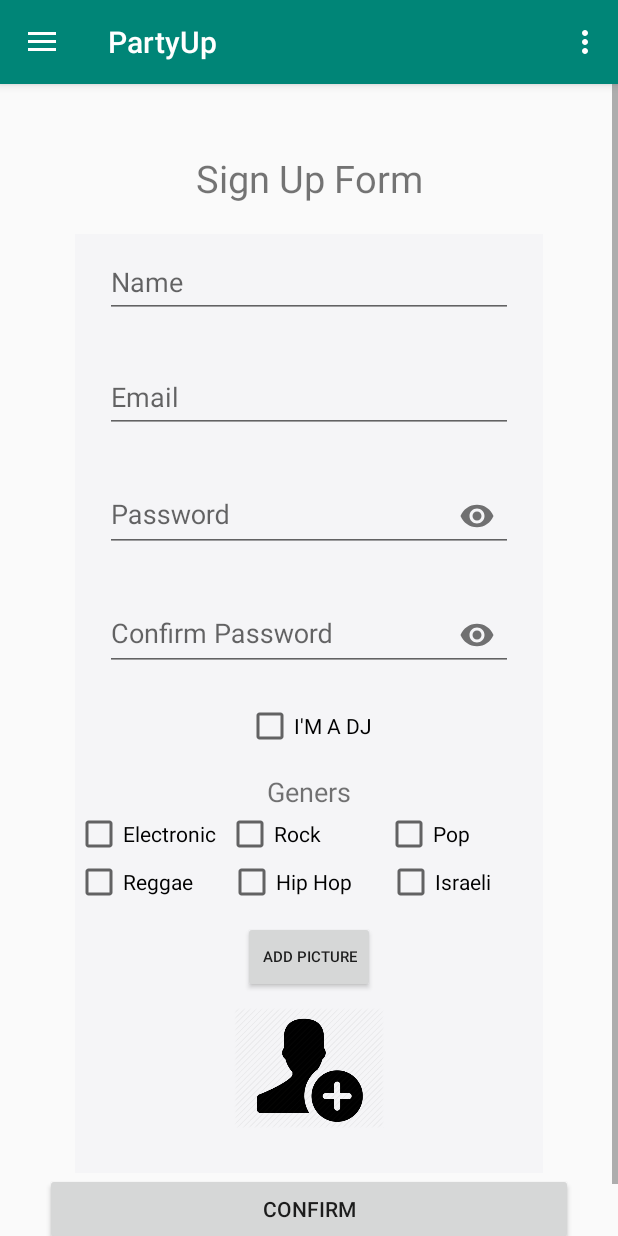
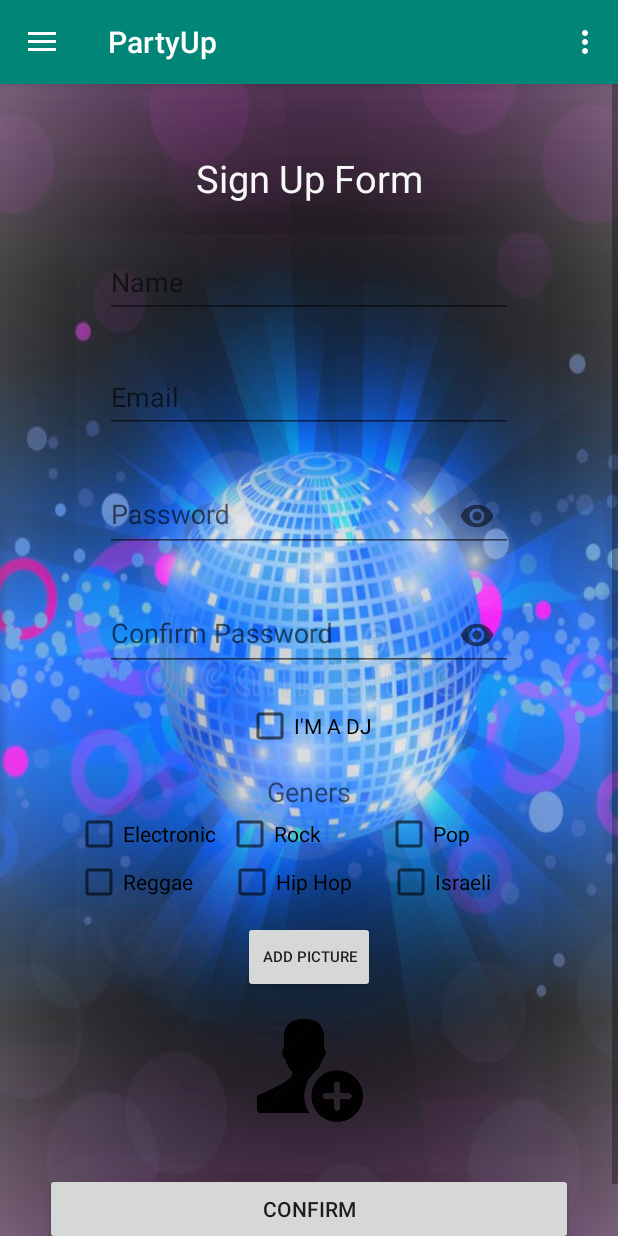
Before and after one commit to gilmau/DJCalendar, an Android app: the screen it shows after launch (MainActivity), after a tap on "SIGN UP", on a phone screen of 412 x 824 dp. Run offline under Robolectric (Android 15) with nearby library versions, the phone set to English and light mode, and no system bars; our stand-ins replace Firebase (no records; nobody signed in at launch, a user with empty details on screens opened directly), Picasso.

Commit message:
whole lot of things 10.8.19

```diff
--- a/app/build.gradle
+++ b/app/build.gradle
@@ -38,5 +38,6 @@ dependencies {
     api 'com.theartofdev.edmodo:android-image-cropper:2.6.+'
     implementation 'com.android.volley:volley:1.1.1'
     implementation 'com.github.bumptech.glide:glide:4.9.0'
+    implementation 'org.jetbrains:annotations-java5:15.0'
 
 }
--- a/app/src/main/java/com/gilortal/djcalendar/Consts.java
+++ b/app/src/main/java/com/gilortal/djcalendar/Consts.java
@@ -8,6 +8,7 @@ public class Consts {
     public static final int DJ_PROFILE_FRAG = 2;
     public static final int USER_PROFILE_FRAG = 3;
     public static final int EVENT_FRAG = 4;
+    public static final int DJ_LIST_FRAG = 5;
 
     /*****ARGS FOR HASH******/
     public static final String ARG_DJ_ID = "ARG_DJ_ID";
--- /dev/null
+++ b/app/src/main/res/drawable/ic_djlist.xml
@@ -0,0 +1,9 @@
+<vector xmlns:android="http://schemas.android.com/apk/res/android"
+        android:width="24dp"
+        android:height="24dp"
+        android:viewportWidth="24.0"
+        android:viewportHeight="24.0">
+    <path
+        android:fillColor="#FF000000"
+        android:pathData="M16,11c1.66,0 2.99,-1.34 2.99,-3S17.66,5 16,5c-1.66,0 -3,1.34 -3,3s1.34,3 3,3zM8,11c1.66,0 2.99,-1.34 2.99,-3S9.66,5 8,5C6.34,5 5,6.34 5,8s1.34,3 3,3zM8,13c-2.33,0 -7,1.17 -7,3.5L1,19h14v-2.5c0,-2.33 -4.67,-3.5 -7,-3.5zM16,13c-0.29,0 -0.62,0.02 -0.97,0.05 1.16,0.84 1.97,1.97 1.97,3.45L17,19h6v-2.5c0,-2.33 -4.67,-3.5 -7,-3.5z"/>
+</vector>
--- a/app/src/main/res/layout/fragment_signupform.xml
+++ b/app/src/main/res/layout/fragment_signupform.xml
@@ -3,6 +3,7 @@
     xmlns:tools="http://schemas.android.com/tools"
     android:layout_width="match_parent"
     android:layout_height="match_parent"
+    android:background="@drawable/signup_background"
     xmlns:app="http://schemas.android.com/apk/res-auto"
     android:orientation="vertical"
     >
@@ -21,6 +22,7 @@
             android:text="Sign Up Form"
             android:layout_marginTop="15dp"
             android:textAlignment="center"
+            android:textColor="@color/profileAccentColor"
             android:textSize="25sp" />
 
         <LinearLayout
@@ -45,6 +47,7 @@
                     android:hint="@string/name_const"
                     android:text=""
                     android:inputType="textEmailAddress"
+                    android:textColor="@color/profileAccentColor"
                     android:id="@+id/name_sign_up_form_ID"
                     />
 
@@ -61,6 +64,7 @@
                     android:layout_height="wrap_content"
                     android:hint="@string/email_const"
                     android:text=""
+                    android:textColor="@color/profileAccentColor"
                     android:inputType="textEmailAddress"
                     android:id="@+id/email_sign_up_form_ID"
                     />
@@ -78,7 +82,7 @@
                     android:layout_width="match_parent"
                     android:layout_height="wrap_content"
                     android:hint="Password"
-
+                    android:textColor="@color/profileAccentColor"
                     android:inputType="textPassword"
                     android:id="@+id/password_sign_up_form_ID"
                     />
@@ -96,7 +100,7 @@
                     android:layout_width="match_parent"
                     android:layout_height="wrap_content"
                     android:hint="Confirm Password"
-
+                    android:textColor="@color/profileAccentColor"
                     android:inputType="textPassword"
                     android:id="@+id/password_confirm_sign_up_form_ID"
                     />
@@ -117,6 +121,7 @@
                 android:layout_width="match_parent"
                 android:layout_height="wrap_content"
                 android:hint="About"
+                android:textColor="@color/profileAccentColor"
                 android:inputType="textPersonName"
                 android:maxLines="4"
                 android:visibility="gone"
--- a/app/src/main/res/layout/nav_header_main.xml
+++ b/app/src/main/res/layout/nav_header_main.xml
@@ -13,7 +13,7 @@
     android:theme="@style/ThemeOverlay.AppCompat.Dark">
 
     <ImageView
-        android:id="@+id/imageView"
+        android:id="@+id/nav__header_image"
         android:layout_width="wrap_content"
         android:layout_height="wrap_content"
         android:contentDescription="@string/nav_header_desc"
@@ -25,10 +25,11 @@
         android:layout_height="wrap_content"
         android:paddingTop="@dimen/nav_header_vertical_spacing"
         android:text="@string/nav_header_title"
+        android:id="@+id/nav_header_name"
         android:textAppearance="@style/TextAppearance.AppCompat.Body1" />
 
     <TextView
-        android:id="@+id/textView"
+        android:id="@+id/nav_header_mail"
         android:layout_width="wrap_content"
         android:layout_height="wrap_content"
         android:text="@string/nav_header_subtitle" />
--- a/app/src/main/res/menu/activity_main_drawer.xml
+++ b/app/src/main/res/menu/activity_main_drawer.xml
@@ -12,6 +12,10 @@
             android:id="@+id/nav_profile"
             android:icon="@drawable/ic_menu_gallery"
             android:title="Profile" />
+        <item
+            android:id="@+id/nav_dj_list"
+            android:icon="@drawable/ic_djlist"
+            android:title="Find A DJ" />
         <item
             android:id="@+id/nav_edit_profile"
             android:icon="@drawable/ic_menu_manage"
--- a/app/src/main/res/values/strings.xml
+++ b/app/src/main/res/values/strings.xml
@@ -21,4 +21,7 @@
 
     <string name="title_activity_profile">Profile</string>
 
+    <!-- TODO: Remove or change this placeholder text -->
+    <string name="hello_blank_fragment">Hello blank fragment</string>
+
 </resources>
```
Also changed, not shown: app/src/main/java/com/gilortal/djcalendar/Adapters/DJAdapter.java (added, +44 -0 lines), app/src/main/java/com/gilortal/djcalendar/Classes/DJUser.java (+17 -9 lines), app/src/main/java/com/gilortal/djcalendar/Fragments/DjListFragment.java (added, +100 -0 lines), app/src/main/java/com/gilortal/djcalendar/Fragments/DjProfileFragment.java (+3 -5 lines), app/src/main/java/com/gilortal/djcalendar/Fragments/SignUpFormFragment.java (+12 -27 lines), app/src/main/java/com/gilortal/djcalendar/MainActivity.java (+16 -1 lines), app/src/main/res/layout/dj_info.xml (added, +43 -0 lines), app/src/main/res/layout/fragment_dj_list.xml (added, +15 -0 lines), app/src/main/res/drawable/signup_background.jpg (added).
